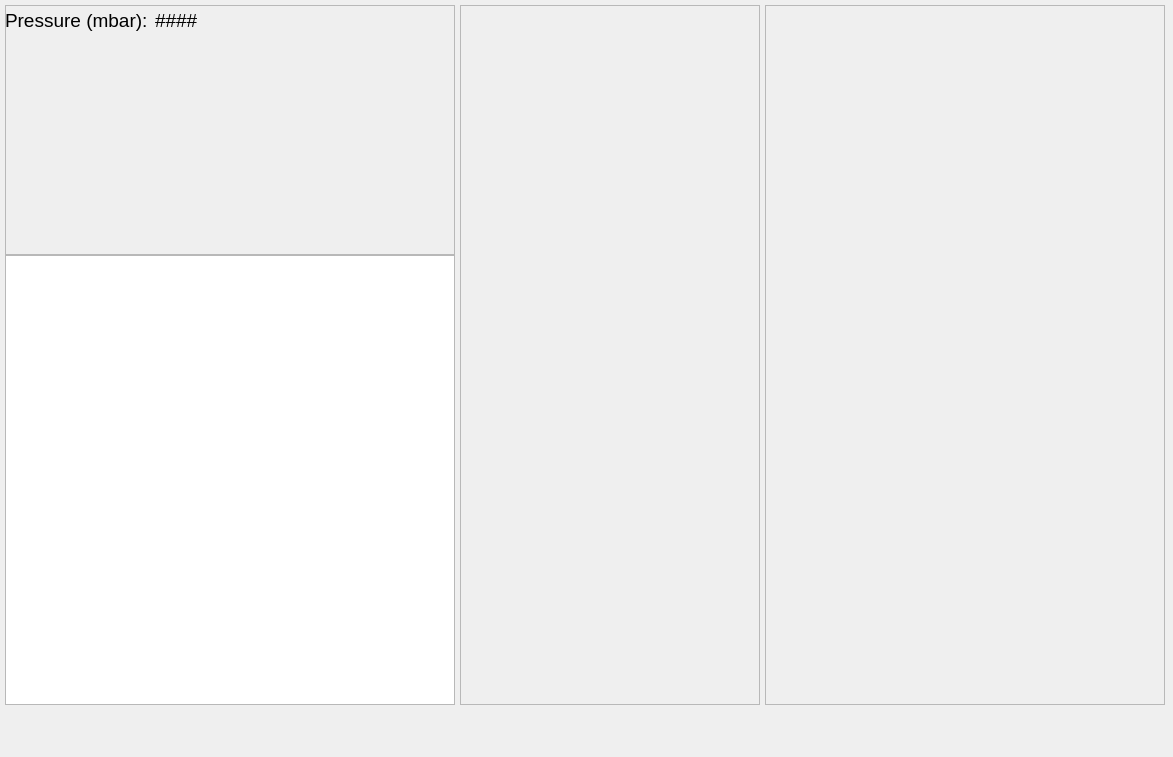
Above: Interfaces/Base_Status_Window.ui from afylab/Tip-Deposition before the change. Below: the same form after it.
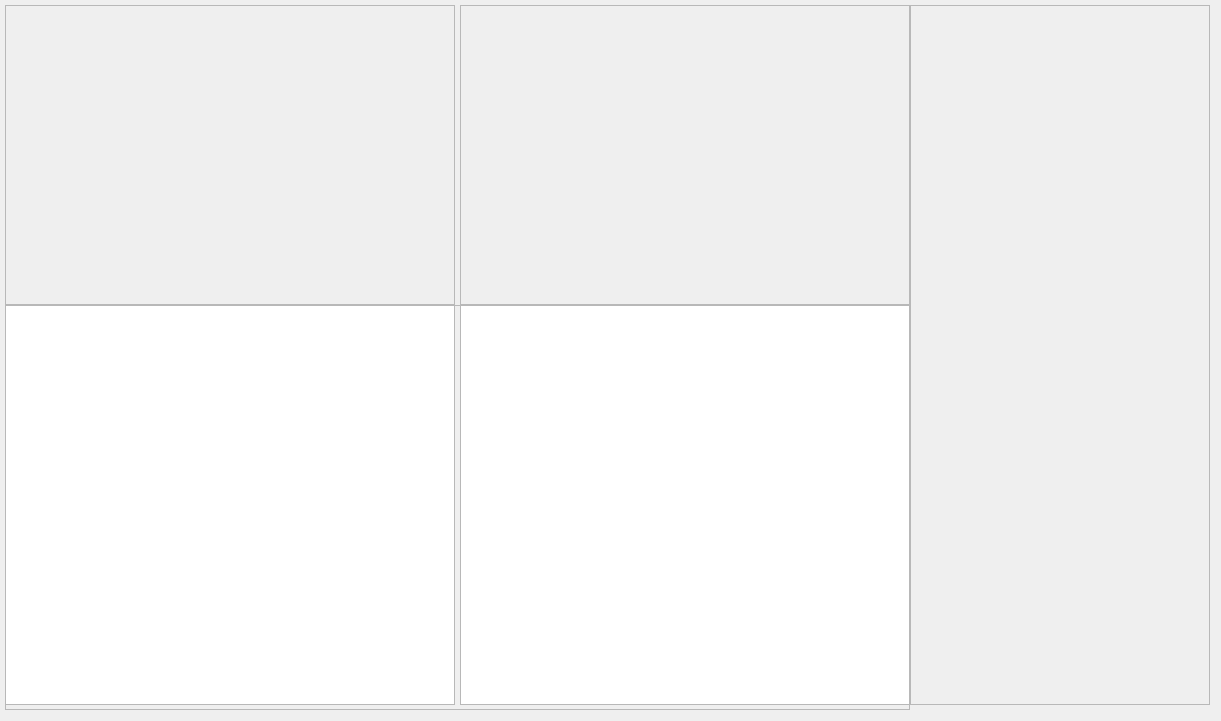
That is the form after the change. Custom widgets are drawn as their Qt base class.

Patch:
```diff
--- a/Interfaces/Base_Status_Window.ui
+++ b/Interfaces/Base_Status_Window.ui
@@ -6,8 +6,8 @@
    <rect>
     <x>0</x>
     <y>0</y>
-    <width>1173</width>
-    <height>757</height>
+    <width>1221</width>
+    <height>721</height>
    </rect>
   </property>
   <property name="windowTitle">
@@ -19,7 +19,7 @@
      <x>5</x>
      <y>5</y>
      <width>450</width>
-     <height>250</height>
+     <height>300</height>
     </rect>
    </property>
    <property name="frameShape">
@@ -28,50 +28,14 @@
    <property name="frameShadow">
     <enum>QFrame::Raised</enum>
    </property>
-   <widget class="QLabel" name="pressureStaticLabel">
-    <property name="geometry">
-     <rect>
-      <x>0</x>
-      <y>0</y>
-      <width>150</width>
-      <height>31</height>
-     </rect>
-    </property>
-    <property name="font">
-     <font>
-      <pointsize>14</pointsize>
-     </font>
-    </property>
-    <property name="text">
-     <string>Pressure (mbar):</string>
-    </property>
-   </widget>
-   <widget class="QLabel" name="pressureStaticLabel_2">
-    <property name="geometry">
-     <rect>
-      <x>150</x>
-      <y>0</y>
-      <width>91</width>
-      <height>31</height>
-     </rect>
-    </property>
-    <property name="font">
-     <font>
-      <pointsize>14</pointsize>
-     </font>
-    </property>
-    <property name="text">
-     <string>####</string>
-    </property>
-   </widget>
   </widget>
   <widget class="QFrame" name="plotFrame">
    <property name="geometry">
     <rect>
      <x>5</x>
-     <y>255</y>
-     <width>450</width>
-     <height>450</height>
+     <y>305</y>
+     <width>905</width>
+     <height>405</height>
     </rect>
    </property>
    <property name="frameShape">
@@ -86,7 +50,17 @@
       <x>0</x>
       <y>0</y>
       <width>450</width>
-      <height>450</height>
+      <height>400</height>
+     </rect>
+    </property>
+   </widget>
+   <widget class="PlotWidget" name="plot2">
+    <property name="geometry">
+     <rect>
+      <x>455</x>
+      <y>0</y>
+      <width>450</width>
+      <height>400</height>
      </rect>
     </property>
    </widget>
@@ -94,7 +68,7 @@
   <widget class="QFrame" name="variablesFrame">
    <property name="geometry">
     <rect>
-     <x>460</x>
+     <x>910</x>
      <y>5</y>
      <width>300</width>
      <height>700</height>
@@ -110,10 +84,10 @@
   <widget class="QFrame" name="serversFrame">
    <property name="geometry">
     <rect>
-     <x>765</x>
+     <x>460</x>
      <y>5</y>
-     <width>400</width>
-     <height>700</height>
+     <width>450</width>
+     <height>300</height>
     </rect>
    </property>
    <property name="frameShape">
```
Left out of the diff: 3 changed lines with no effect on the pictures.
